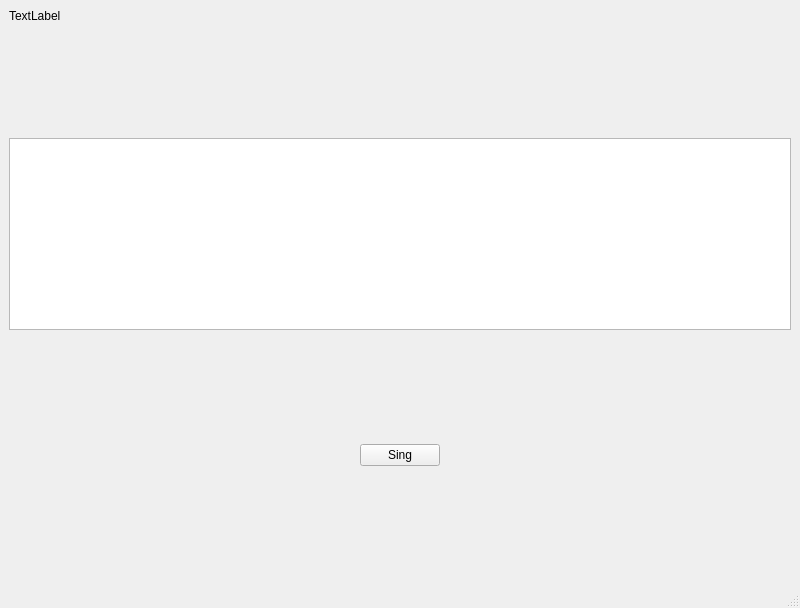
Before: the Qt Designer form mainwindow.ui in mwalden824/SingIt, drawn with Qt 5.
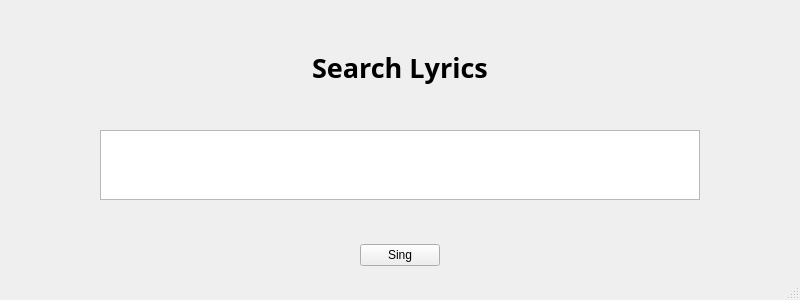
After: the same form once the commit is applied. Icons and pictures are not drawn.

Commit message: Make the UI look better.  Plays the section of the song that is found.

What changed in the file:
```diff
--- a/mainwindow.ui
+++ b/mainwindow.ui
@@ -7,9 +7,27 @@
     <x>0</x>
     <y>0</y>
     <width>800</width>
-    <height>608</height>
+    <height>300</height>
    </rect>
   </property>
+  <property name="sizePolicy">
+   <sizepolicy hsizetype="Fixed" vsizetype="Fixed">
+    <horstretch>0</horstretch>
+    <verstretch>0</verstretch>
+   </sizepolicy>
+  </property>
+  <property name="minimumSize">
+   <size>
+    <width>800</width>
+    <height>300</height>
+   </size>
+  </property>
+  <property name="maximumSize">
+   <size>
+    <width>800</width>
+    <height>300</height>
+   </size>
+  </property>
   <property name="windowTitle">
    <string>MainWindow</string>
   </property>
@@ -21,23 +39,52 @@
     </size>
    </property>
    <layout class="QVBoxLayout" name="verticalLayout_2">
+    <item>
+     <spacer name="verticalSpacer_3">
+      <property name="orientation">
+       <enum>Qt::Orientation::Vertical</enum>
+      </property>
+      <property name="sizeType">
+       <enum>QSizePolicy::Policy::Fixed</enum>
+      </property>
+      <property name="sizeHint" stdset="0">
+       <size>
+        <width>20</width>
+        <height>40</height>
+       </size>
+      </property>
+     </spacer>
+    </item>
     <item>
      <layout class="QVBoxLayout" name="verticalLayout">
       <property name="spacing">
        <number>4</number>
       </property>
-      <item>
+      <item alignment="Qt::AlignmentFlag::AlignHCenter|Qt::AlignmentFlag::AlignVCenter">
        <widget class="QLabel" name="label">
+        <property name="font">
+         <font>
+          <family>Segoe Print</family>
+          <pointsize>20</pointsize>
+          <bold>true</bold>
+         </font>
+        </property>
         <property name="text">
-         <string>TextLabel</string>
+         <string>Search Lyrics</string>
+        </property>
+        <property name="margin">
+         <number>0</number>
         </property>
        </widget>
       </item>
       <item>
-       <spacer name="verticalSpacer_3">
+       <spacer name="verticalSpacer_4">
         <property name="orientation">
          <enum>Qt::Orientation::Vertical</enum>
         </property>
+        <property name="sizeType">
+         <enum>QSizePolicy::Policy::Fixed</enum>
+        </property>
         <property name="sizeHint" stdset="0">
          <size>
           <width>20</width>
@@ -46,18 +93,24 @@
         </property>
        </spacer>
       </item>
-      <item>
+      <item alignment="Qt::AlignmentFlag::AlignHCenter">
        <widget class="QTextEdit" name="searchText">
         <property name="sizePolicy">
-         <sizepolicy hsizetype="Minimum" vsizetype="Minimum">
+         <sizepolicy hsizetype="Fixed" vsizetype="Fixed">
           <horstretch>0</horstretch>
           <verstretch>0</verstretch>
          </sizepolicy>
         </property>
         <property name="minimumSize">
          <size>
-          <width>200</width>
-          <height>60</height>
+          <width>600</width>
+          <height>70</height>
+         </size>
+        </property>
+        <property name="maximumSize">
+         <size>
+          <width>600</width>
+          <height>70</height>
          </size>
         </property>
        </widget>
@@ -67,6 +120,9 @@
         <property name="orientation">
          <enum>Qt::Orientation::Vertical</enum>
         </property>
+        <property name="sizeType">
+         <enum>QSizePolicy::Policy::Fixed</enum>
+        </property>
         <property name="sizeHint" stdset="0">
          <size>
           <width>20</width>
```
Left out of the diff: 5 changed lines with no effect on the pictures. The commit also changes 3 other files.
